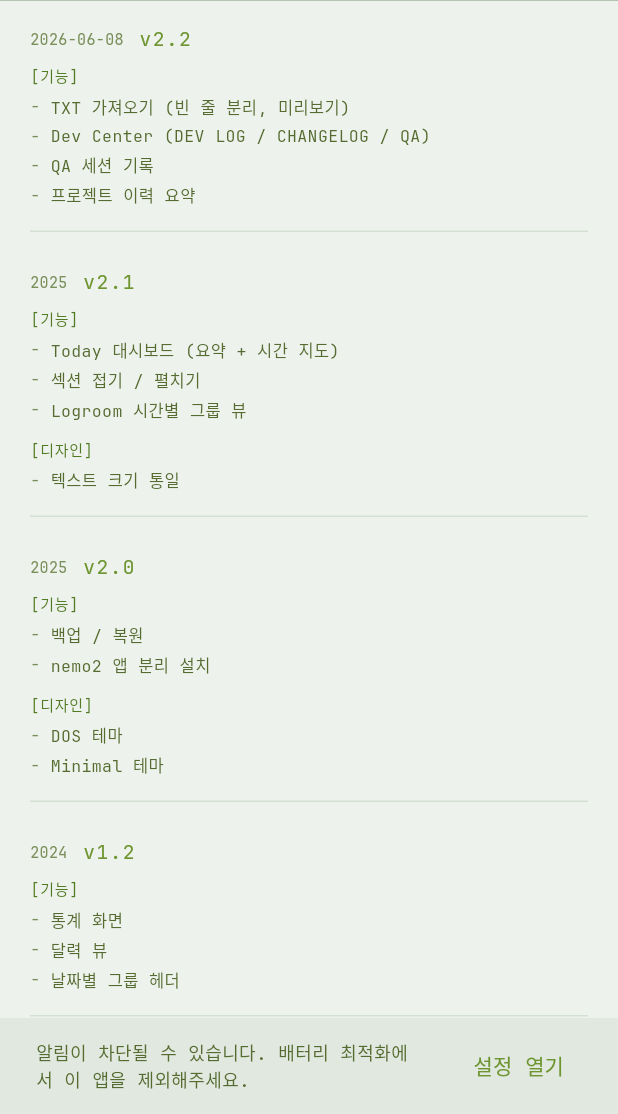
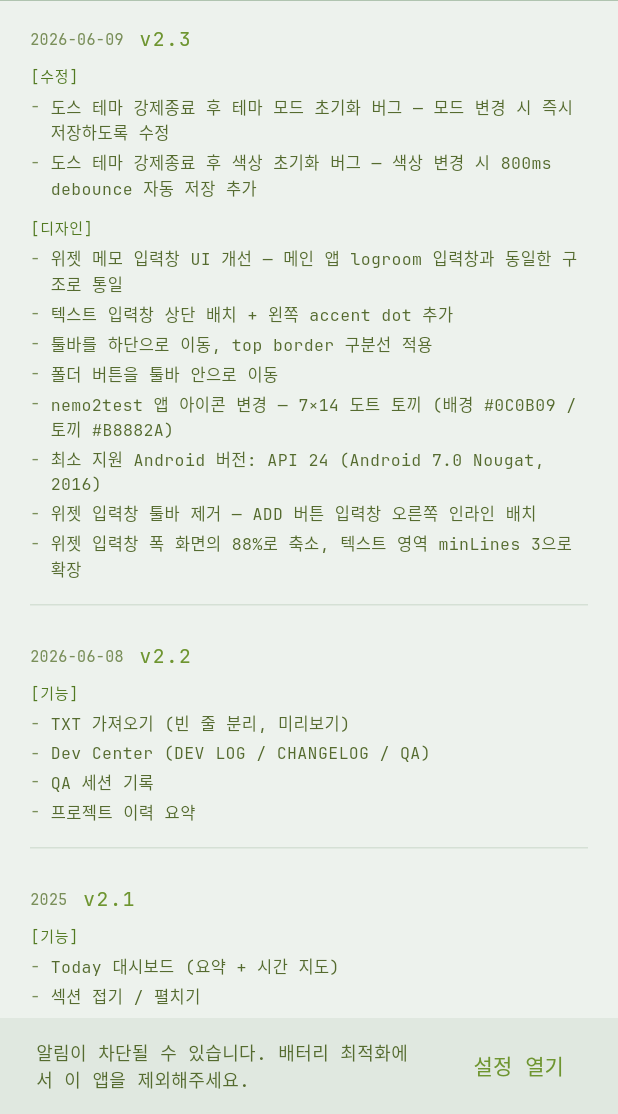
Before and after one commit to miziixx/jigoom, a Flutter app: the DevCenterScreen screen opened directly, swiped to page 2, on a phone screen of 412 x 824 dp, the part 122-1236 px from its top. Run offline on Flutter 3.47's test engine with Material 3 defaults, Android fonts, the phone set to English and light mode, and no system bars; our stand-ins replace file_picker, flutter_colorpicker, flutter_local_notifications, google_fonts, image_picker, share_plus and 2 more; missing offline and left inert: dart:html, home_widget, receive_sharing_intent; accounts and stored records are empty.

Commit message:
feat(nemo2test): 위젯 입력창 UI 개선, 버그 수정, 아이콘 변경
- 위젯 메모 입력창을 logroom 스타일로 재구성 (accent dot, 툴바 하단 배치)
- 위젯 툴바 제거 및 ADD 버튼 인라인 배치, 창 폭 88% 축소
- 도스 테마 모드/색상 강제종료 시 초기화 버그 수정 (즉시 저장 + debounce)
- nemo2test 앱 아이콘 7×14 도트 토끼로 변경
- 뒤로가기 버튼으로 앱 종료되는 버그 수정 (PopScope → 백그라운드)
- changelog v2.3 업데이트

Co-Authored-By: Claude Sonnet 4.6 <noreply@anthropic.com>

```diff
--- a/lib/models/changelog_data.dart
+++ b/lib/models/changelog_data.dart
@@ -76,6 +76,24 @@ const kChangelog = <ChangelogEntry>[
       '프로젝트 이력 요약',
     ],
   ),
+  ChangelogEntry(
+    version: 'v2.3',
+    date: '2026-06-09',
+    fixes: [
+      '도스 테마 강제종료 후 테마 모드 초기화 버그 — 모드 변경 시 즉시 저장하도록 수정',
+      '도스 테마 강제종료 후 색상 초기화 버그 — 색상 변경 시 800ms debounce 자동 저장 추가',
+    ],
+    design: [
+      '위젯 메모 입력창 UI 개선 — 메인 앱 logroom 입력창과 동일한 구조로 통일',
+      '텍스트 입력창 상단 배치 + 왼쪽 accent dot 추가',
+      '툴바를 하단으로 이동, top border 구분선 적용',
+      '폴더 버튼을 툴바 안으로 이동',
+      'nemo2test 앱 아이콘 변경 — 7×14 도트 토끼 (배경 #0C0B09 / 토끼 #B8882A)',
+      '최소 지원 Android 버전: API 24 (Android 7.0 Nougat, 2016)',
+      '위젯 입력창 툴바 제거 — ADD 버튼 입력창 오른쪽 인라인 배치',
+      '위젯 입력창 폭 화면의 88%로 축소, 텍스트 영역 minLines 3으로 확장',
+    ],
+  ),
   // ──────────────────────────────────────────────────────────────────
   // ADD NEW CHANGELOG ENTRY HERE ↑
   // newest entry last — CHANGELOG tab reverses order automatically.
```
Also changed, not shown: lib/screens/home_screen.dart (+9 -2 lines), lib/screens/settings_screen.dart (+15 -0 lines), 9 other files.
